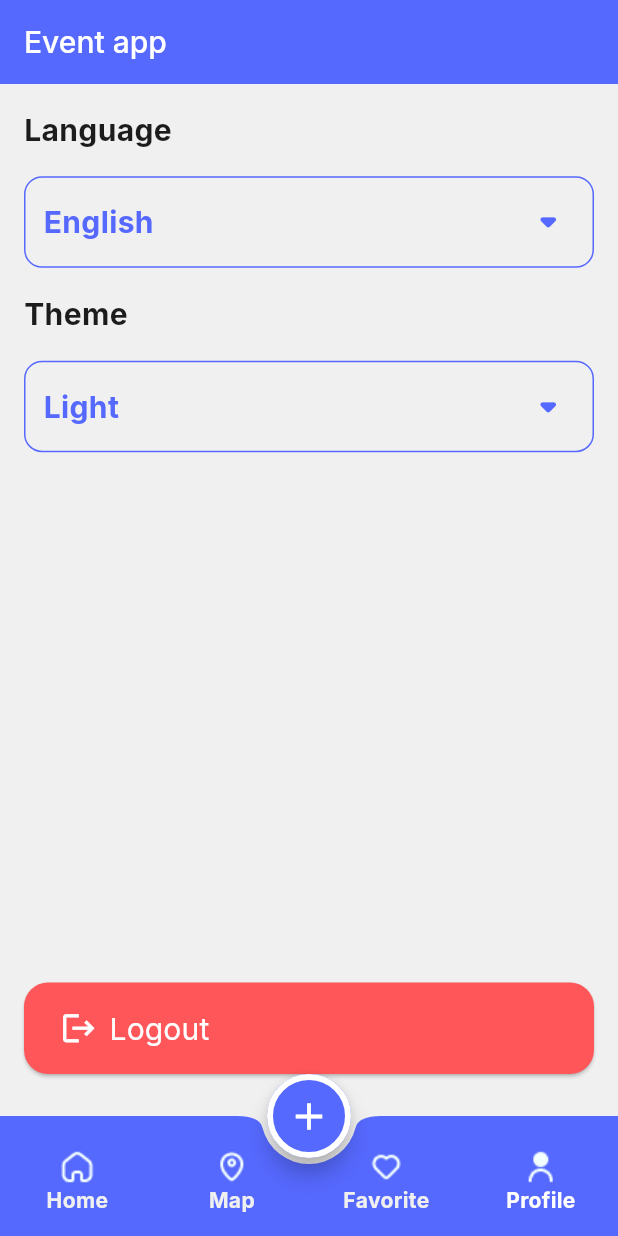
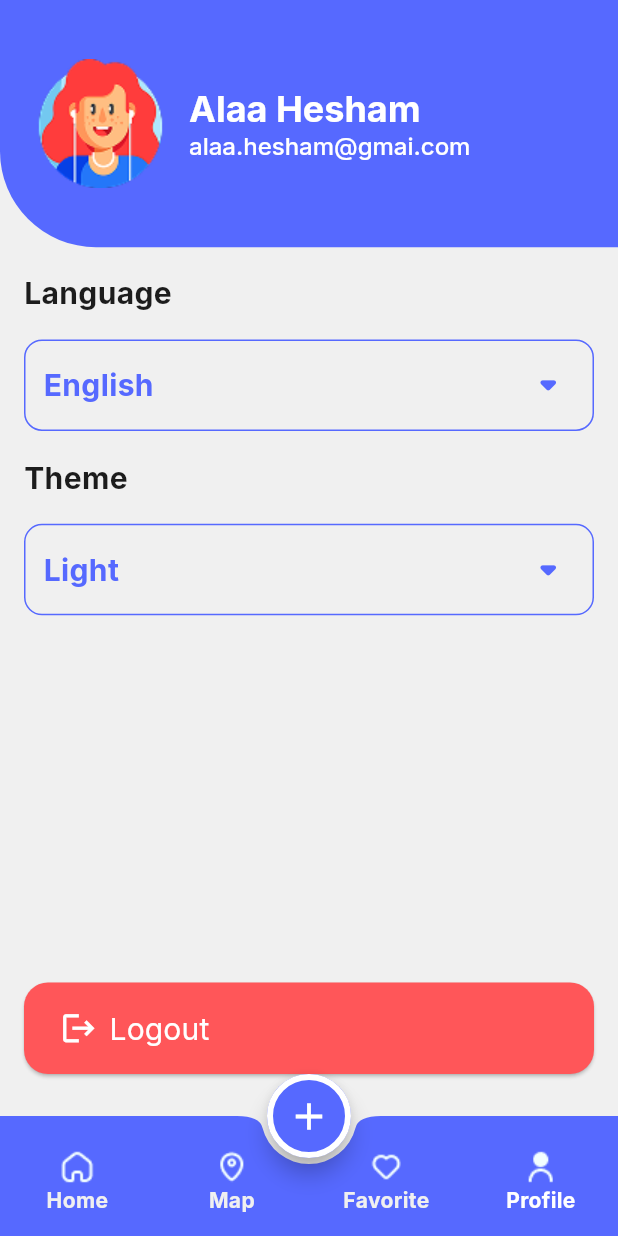
Before and after one commit to alaaHesham31/event-planning-app, a Flutter app: the screen it shows after launch, item 4 of the bottom bar chosen, on a phone screen of 412 x 824 dp. Run offline on Flutter 3.47's test engine with Material 3 defaults, Android fonts, the phone set to English and light mode, and no system bars; our stand-ins replace google_fonts, introduction_screen; generated files the repository leaves out were written again.

Commit message:
feat(ui): add favorite tab UI and profile app bar

```diff
--- a/lib/ui/lets_go_screen.dart
+++ b/lib/ui/lets_go_screen.dart
@@ -2,6 +2,7 @@ import 'package:evently_app/ui/onboarding_screen.dart';
 import 'package:evently_app/utils/app_colors.dart';
 import 'package:evently_app/utils/app_image.dart';
 import 'package:evently_app/utils/app_style.dart';
+import 'package:evently_app/widgets/custom_elevated_button.dart';
 import 'package:flutter/material.dart';
 
 class LetsGoScreen extends StatelessWidget {
@@ -38,6 +39,7 @@ class LetsGoScreen extends StatelessWidget {
             SizedBox(
               height: 30,
             ),
+            // CustomElevatedButton(backgroundColor: AppColors.primaryColor, textStyle: AppStyle.semi20White, text: 'Let\'s Start'),
             ElevatedButton(
                 onPressed: () {
                   Navigator.pushReplacementNamed(context, OnboardingScreen.routeName);
--- a/lib/ui/tabs/favorite_tab/favorite_tab.dart
+++ b/lib/ui/tabs/favorite_tab/favorite_tab.dart
@@ -2,6 +2,7 @@ import 'package:evently_app/utils/app_colors.dart';
 import 'package:evently_app/utils/app_image.dart';
 import 'package:evently_app/utils/app_style.dart';
 import 'package:evently_app/widgets/custom_text_field.dart';
+import 'package:evently_app/widgets/event_item_widget.dart';
 import 'package:flutter/material.dart';
 import 'package:flutter_gen/gen_l10n/app_localizations.dart';
 
@@ -11,6 +12,7 @@ class FavoriteTab extends StatelessWidget {
 
   @override
   Widget build(BuildContext context) {
+    var height = MediaQuery.of(context).size.height;
     return SafeArea(
       child: Padding(
         padding: const EdgeInsets.all(16.0),
@@ -26,6 +28,18 @@ class FavoriteTab extends StatelessWidget {
                 color: null,
               ),
             ),
+            SizedBox(height: height * 0.02,),
+            Expanded(
+                child: ListView.separated(
+                    itemCount: 10,
+                    separatorBuilder: (context, index){
+                      return   SizedBox(
+                        height: height * 0.02,
+                      );
+                    },
+                    itemBuilder: (context, index) {
+                      return EventItemWidget();
+                    })),
 
           ],
         ),
--- a/lib/ui/tabs/profile_tab/profile_tab.dart
+++ b/lib/ui/tabs/profile_tab/profile_tab.dart
@@ -3,6 +3,7 @@ import 'package:evently_app/providers/app_theme_provider.dart';
 import 'package:evently_app/ui/tabs/profile_tab/language_bottom_sheet.dart';
 import 'package:evently_app/ui/tabs/profile_tab/theme_bottom_sheet.dart';
 import 'package:evently_app/utils/app_colors.dart';
+import 'package:evently_app/utils/app_image.dart';
 import 'package:evently_app/utils/app_style.dart';
 import 'package:evently_app/utils/app_theme.dart';
 import 'package:evently_app/widgets/custom_elevated_button.dart';
@@ -26,11 +27,49 @@ class _ProfileTabState extends State<ProfileTab> {
     return Scaffold(
       appBar: AppBar(
         backgroundColor: AppColors.primaryColor,
-        title: Text(
-          "Event app",
-          style: AppStyle.semi20White,
+        toolbarHeight: height * 0.2,
+        shape: RoundedRectangleBorder(
+            borderRadius: BorderRadius.only(bottomLeft: Radius.circular(64))),
+        title: Padding(
+          padding: const EdgeInsets.symmetric(horizontal: 8.0),
+          child: Row(
+            // crossAxisAlignment:
+            children: [
+              Image.asset(AppImage.profile),
+              SizedBox(
+                width: 16,
+              ),
+              Expanded(
+                child: Column(
+                  crossAxisAlignment: CrossAxisAlignment.start,
+                  children: [
+                    Text(
+                      'Alaa Hesham',
+                      style: AppStyle.bold24White,
+                    ),
+                    Text(
+                      'alaa.hesham@gmai.com',
+                      style: AppStyle.semi16White,
+                      overflow: TextOverflow.visible,
+                      softWrap: true,
+                    ),
+
+                  ],
+                ),
+              )
+            ],
+          ),
         ),
       ),
+
+      // PreferredSize(
+      //   preferredSize: Size.fromHeight(height * 0.2),
+      //   child: Container(
+      //     decoration: BoxDecoration(
+      //         color: AppColors.primaryColor,
+      //         borderRadius: BorderRadius.only(bottomLeft: Radius.circular(64))),
+      //   ),
+      // ),
       body: Padding(
         padding: const EdgeInsets.all(16.0),
         child: Column(
@@ -116,14 +155,30 @@ class _ProfileTabState extends State<ProfileTab> {
             Spacer(),
             Padding(
               padding: const EdgeInsets.only(bottom: 12.0),
-              child: CustomElevatedButton(
-                text: AppLocalizations.of(context)!.logout,
-                textStyle: AppStyle.regular20White,
-                backgroundColor: AppColors.redColor,
-                icon: Icon(
-                  Icons.logout,
-                  color: AppColors.whiteColor,
-                  size: 25,
+              child: ElevatedButton(
+                onPressed: () {},
+                style: ElevatedButton.styleFrom(
+                  shape: RoundedRectangleBorder(
+                    borderRadius: BorderRadius.circular(16),
+                  ),
+                  backgroundColor: AppColors.redColor,
+                ),
+                child: Padding(
+                  padding: const EdgeInsets.symmetric(vertical: 16.0),
+                  child: Row(
+                    children: [
+                      Icon(
+                        Icons.logout,
+                        color: AppColors.whiteColor,
+                        size: 25,
+                      ),
+                      SizedBox(
+                        width: 8,
+                      ),
+                      Text(AppLocalizations.of(context)!.logout,
+                          style: AppStyle.regular20White),
+                    ],
+                  ),
                 ),
               ),
             ),
--- a/lib/utils/app_image.dart
+++ b/lib/utils/app_image.dart
@@ -35,6 +35,8 @@ class AppImage{
   static const String workShop = "assets/images/work_shop_icon.png";
   static const String birthday = "assets/images/birthday_icon.png";
   static const String searchIcon = "assets/images/search_icon.png";
+  static const String profile = "assets/images/profile.png";
+
 
 
 
--- a/lib/widgets/custom_elevated_button.dart
+++ b/lib/widgets/custom_elevated_button.dart
@@ -26,6 +26,7 @@ class CustomElevatedButton extends StatelessWidget {
       child: Padding(
         padding: const EdgeInsets.symmetric(vertical: 16.0),
         child: Row(
+          mainAxisAlignment: MainAxisAlignment.center,
           children: [
             icon ?? SizedBox(),
             SizedBox(
```
Also changed, not shown: lib/ui/tabs/home_tab/home_tab.dart (+4 -3 lines), assets/images/profile.png (added).
